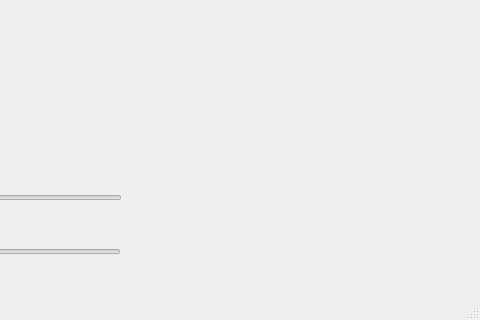
Before: the Qt Designer form QtDicomVtk/QtDicomVtk.ui in DanielDev1984/VtkQtDicom, drawn with Qt 5; both pictures show x 89 to 569 and y 172 to 492 of the 569 by 492 pixel window.
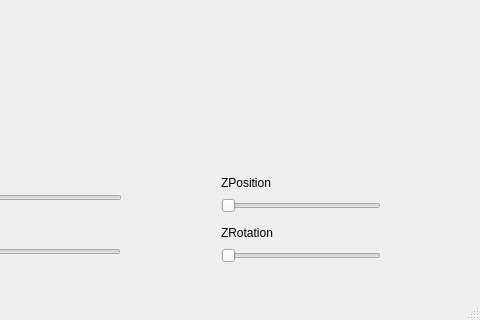
After: the same form once the commit is applied. Custom widgets are drawn as their Qt base class.

```diff
--- a/QtDicomVtk/QtDicomVtk.ui
+++ b/QtDicomVtk/QtDicomVtk.ui
@@ -89,6 +89,58 @@
      <string>Window</string>
     </property>
    </widget>
+   <widget class="QSlider" name="SliderZRotation">
+    <property name="geometry">
+     <rect>
+      <x>310</x>
+      <y>400</y>
+      <width>160</width>
+      <height>22</height>
+     </rect>
+    </property>
+    <property name="orientation">
+     <enum>Qt::Horizontal</enum>
+    </property>
+   </widget>
+   <widget class="QLabel" name="label_3">
+    <property name="geometry">
+     <rect>
+      <x>310</x>
+      <y>380</y>
+      <width>71</width>
+      <height>16</height>
+     </rect>
+    </property>
+    <property name="text">
+     <string>ZRotation</string>
+    </property>
+   </widget>
+   <widget class="QSlider" name="Slider_ZPosition">
+    <property name="geometry">
+     <rect>
+      <x>310</x>
+      <y>350</y>
+      <width>160</width>
+      <height>22</height>
+     </rect>
+    </property>
+    <property name="orientation">
+     <enum>Qt::Horizontal</enum>
+    </property>
+   </widget>
+   <widget class="QLabel" name="label_4">
+    <property name="geometry">
+     <rect>
+      <x>310</x>
+      <y>330</y>
+      <width>71</width>
+      <height>16</height>
+     </rect>
+    </property>
+    <property name="text">
+     <string>ZPosition</string>
+    </property>
+   </widget>
   </widget>
   <widget class="QMenuBar" name="menuBar">
    <property name="geometry">
```
Left out of the diff: 2 changed lines with no effect on the pictures.
